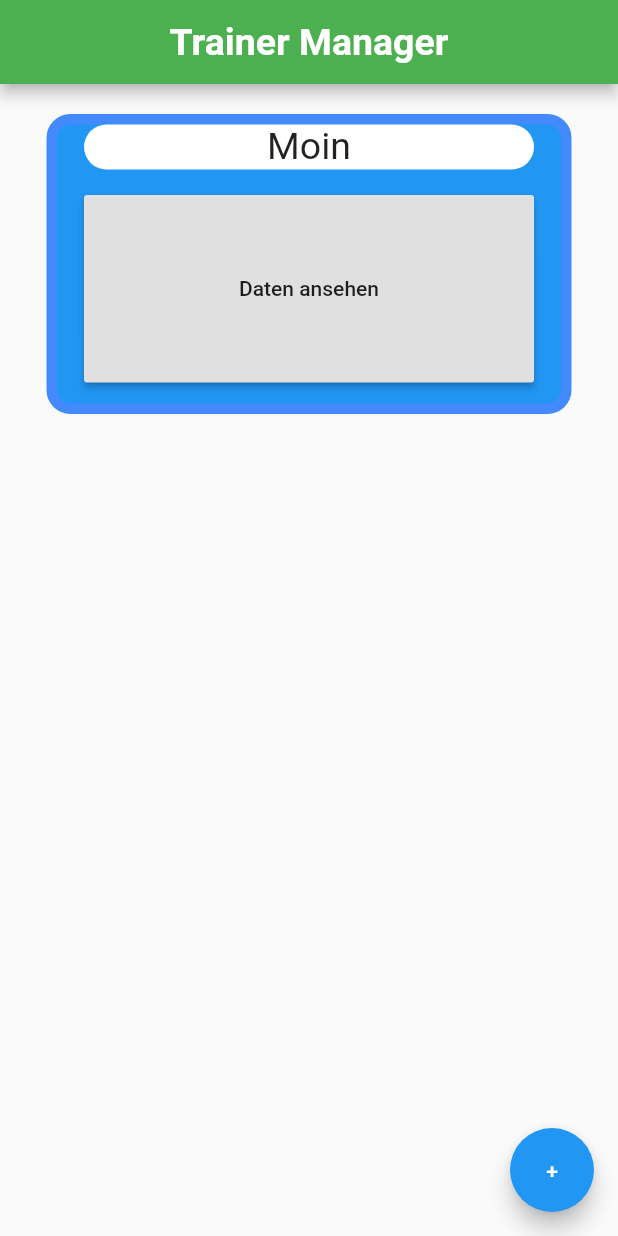
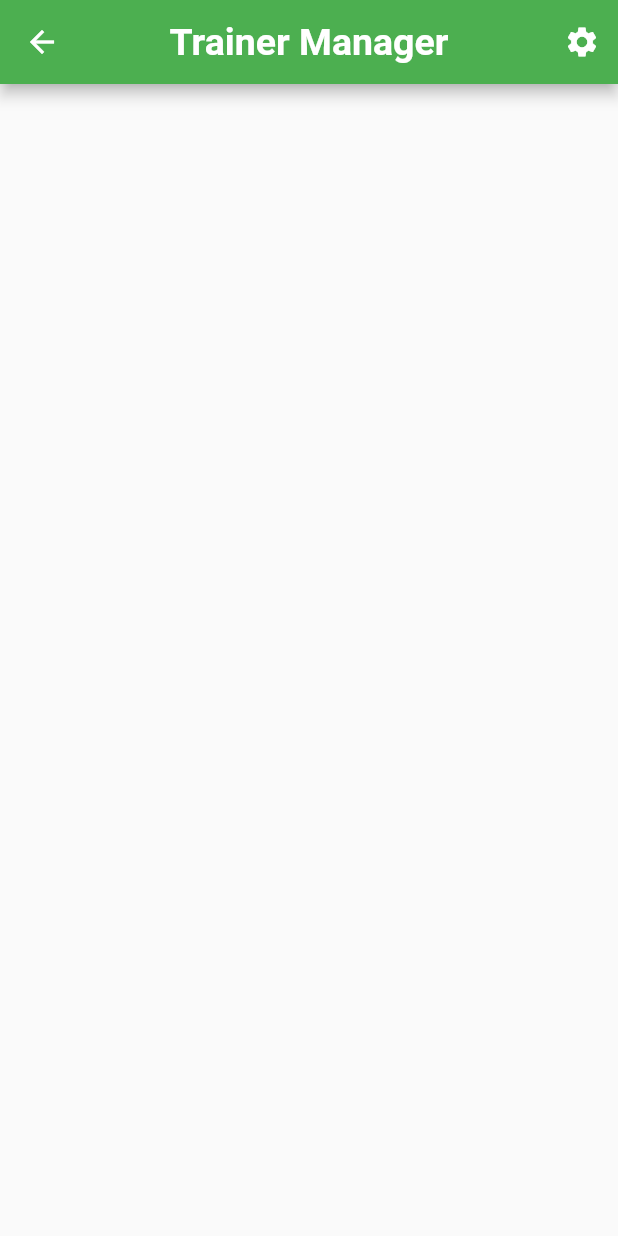
Before and after one commit to MathisBurger/fussball_trainer_managing_app, a Flutter app: the screen it shows after launch, after a tap on an icon or button, on a phone screen of 412 x 824 dp. Run offline on Flutter 3.47's test engine with Material 2 defaults, Android fonts, the phone set to English and light mode, and no system bars.

Commit message:
Imlplemented Routing

```diff
--- /dev/null
+++ b/lib/AddingViaActionButton.dart
@@ -0,0 +1,29 @@
+import 'package:flutter/material.dart';
+
+class AddingMenu extends StatefulWidget{
+  @override
+  _AddingMenu createState() => _AddingMenu();
+}
+class _AddingMenu extends State<AddingMenu>{
+  @override
+  Widget build(BuildContext context) {
+    return Scaffold(
+      appBar: AppBar(
+        actions: <Widget>[
+          IconButton(
+            icon: Icon(Icons.settings),
+            onPressed: () { print("Settings Icon"); },
+          )
+        ],
+        title: Text("Trainer Manager",
+          style: TextStyle(
+            fontSize: 25.0,
+            fontWeight: FontWeight.bold,
+          ),),
+        centerTitle: true,
+        backgroundColor: Colors.green,
+      ),
+    );
+  }
+
+}
--- a/lib/DesignClasses.dart
+++ b/lib/DesignClasses.dart
@@ -1,4 +1,6 @@
 import 'package:flutter/material.dart';
+import 'package:fussball_trainer_managing_app/letztes_spiel_container_rows.dart';
+// ignore: non_constant_identifier_names
 Container SpielerDatenAnzeigen(){
   return Container(
     decoration: BoxDecoration(
@@ -7,7 +9,7 @@ Container SpielerDatenAnzeigen(){
         width: 7,
       ),
       borderRadius: BorderRadius.all(Radius.circular(16)),
-      color: Colors.blue,
+      color: Colors.blueAccent,
     ),
 
     height: 200,
@@ -19,10 +21,10 @@ Container SpielerDatenAnzeigen(){
             height: 30,
             width: 300,
             decoration: BoxDecoration(
-              borderRadius: BorderRadius.all(Radius.circular(16)),
+              borderRadius: BorderRadius.all(Radius.circular(8)),
               color: Colors.white,
             ),
-            child: Text("Moin",
+            child: Text("Spieler Daten",
               style: TextStyle(
                 fontSize: 25,
 
@@ -45,3 +47,52 @@ Container SpielerDatenAnzeigen(){
     ),
   );
 }
+Container LetztesSpiel(){
+  return Container(
+    decoration: BoxDecoration(
+      border: Border.all(
+        color: Colors.redAccent,
+        width: 7,
+      ),
+      borderRadius: BorderRadius.all(Radius.circular(16)),
+      color: Colors.redAccent,
+    ),
+    height: 200,
+    width: 350,
+    margin: EdgeInsets.only(top: 20),
+    child: Column(
+      children: <Widget>[
+        Container(
+          height: 30,
+          width: 300,
+          decoration: BoxDecoration(
+            borderRadius: BorderRadius.all(Radius.circular(8)),
+            color: Colors.white,
+          ),
+          child: Text("Letztes Spiel",
+            style: TextStyle(
+              fontSize: 25,
+            ),
+            textAlign: TextAlign.center,
+          ),
+        ),
+        Container(
+            margin: EdgeInsets.only(top: 10),
+            width: 300,
+            height: 140,
+            decoration: BoxDecoration(
+              color: Colors.white,
+              borderRadius: BorderRadius.all(Radius.circular(8)),
+            ),
+          child: Column(
+            children: <Widget>[
+              begegnung(),
+              Ergebnis(),
+              InternerSpielberrrichtAnsehen(),
+            ],
+          ),
+        ),
+      ],
+    ),
+  );
+}
--- /dev/null
+++ b/lib/HomeScreen.dart
@@ -0,0 +1,51 @@
+import 'package:flutter/material.dart';
+import 'DesignClasses.dart';
+
+class Home extends StatefulWidget{
+  @override
+  _HomeState createState() => _HomeState();
+}
+class _HomeState extends State<Home> {
+  @override
+  Widget build(BuildContext context) {
+      return Scaffold(
+          appBar: AppBar(
+            actions: <Widget>[
+              IconButton(
+                icon: Icon(Icons.settings),
+                onPressed: () { print("Settings Icon"); },
+              )
+            ],
+            title: Text("Trainer Manager",
+              style: TextStyle(
+                fontSize: 25.0,
+                fontWeight: FontWeight.bold,
+              ),),
+            centerTitle: true,
+            backgroundColor: Colors.green,
+          ),
+          body: Center(
+            child: Container(
+                decoration: BoxDecoration(
+                  image: DecorationImage(
+                    image: AssetImage("assets/stadion.jpg"),
+                    fit: BoxFit.cover,
+                  ),
+                ),
+                width: 400,
+                child: Column(
+                  children: <Widget>[
+                    SpielerDatenAnzeigen(),
+                    LetztesSpiel(),
+                  ],
+                )
+            ),
+          ),
+          floatingActionButton: FloatingActionButton(
+            onPressed: () { Navigator.pushNamed(context, '/AddingMenu'); },
+            child: Text("+"),
+          ),
+
+      );
+  }
+}
--- /dev/null
+++ b/lib/letztes_spiel_container_rows.dart
@@ -0,0 +1,83 @@
+import 'package:flutter/material.dart';
+Row begegnung(){
+  return Row(
+    children: <Widget>[
+      Container(
+        margin: EdgeInsets.only(left: 10),
+        child: Text("Heim",
+          style: TextStyle(
+            fontSize: 20,
+          ),
+        ),
+      ),
+      Container(
+        margin: EdgeInsets.only(left: 70),
+        child: Text("gegen",
+          style: TextStyle(
+            fontSize: 15,
+          ),
+        ),
+      ),
+      Container(
+        margin: EdgeInsets.only(left: 70),
+        child: Text("Gast",
+          style: TextStyle(
+            fontSize: 20,
+          ),
+        ),
+      ),
+    ],
+  );
+}
+Row Ergebnis(){
+  return Row(
+    children: <Widget>[
+      Container(
+        margin: EdgeInsets.only(left: 10),
+        child: Text("3",
+          style: TextStyle(
+            fontSize: 65,
+          ),
+        ),
+      ),
+      Container(
+        margin: EdgeInsets.only(left: 95),
+        child: Text(":",
+          style: TextStyle(
+            fontSize: 65,
+          ),
+        ),
+      ),
+      Container(
+        margin: EdgeInsets.only(left: 95),
+        child: Text("0",
+          style: TextStyle(
+            fontSize: 65,
+          ),
+        ),
+      ),
+    ],
+  );
+}
+Row InternerSpielberrrichtAnsehen() {
+  return Row(
+    children: <Widget>[
+      Container(
+        decoration: BoxDecoration(
+          border: Border.all(color: Colors.black87),
+          borderRadius: BorderRadius.all(Radius.circular(4))
+        ),
+          margin: EdgeInsets.only(left: 10),
+          child: SizedBox(
+            width: 280,
+            height: 30,
+            child: RaisedButton(
+              child: Text("Internen Spielberricht abrufen"),
+              onPressed: () { print("Spielberricht"); },
+            ),
+          )
+      )
+
+    ],
+  );
+}
--- a/lib/main.dart
+++ b/lib/main.dart
@@ -1,30 +1,13 @@
-import 'DesignClasses.dart';
+import 'package:fussball_trainer_managing_app/AddingViaActionButton.dart';
+
+
 import 'package:flutter/material.dart';
+import 'package:fussball_trainer_managing_app/HomeScreen.dart';
 
 void main() => runApp(MaterialApp(
-  home: Scaffold(
-    appBar: AppBar(
-      title: Text("Trainer Manager",
-        style: TextStyle(
-          fontSize: 25.0,
-          fontWeight: FontWeight.bold,
-        ),),
-      centerTitle: true,
-      backgroundColor: Colors.green,
-    ),
-    body: Center(
-        child: Container(
-          width: 400,
-          child: Column(
-            children: <Widget>[
-              SpielerDatenAnzeigen(),
-            ],
-          )
-    ),
-    ),
-    floatingActionButton: FloatingActionButton(
-      onPressed: () { print("Kind hinzufuegen Button"); },
-      child: Text("+"),
-    ),
-  ),
+  home: Home(),
+  routes: {
+    '/home': (context) => Home(),
+    '/AddingMenu': (context) => AddingMenu(),
+  },
 ));
```
Also changed, not shown: assets/stadion.jpg.
